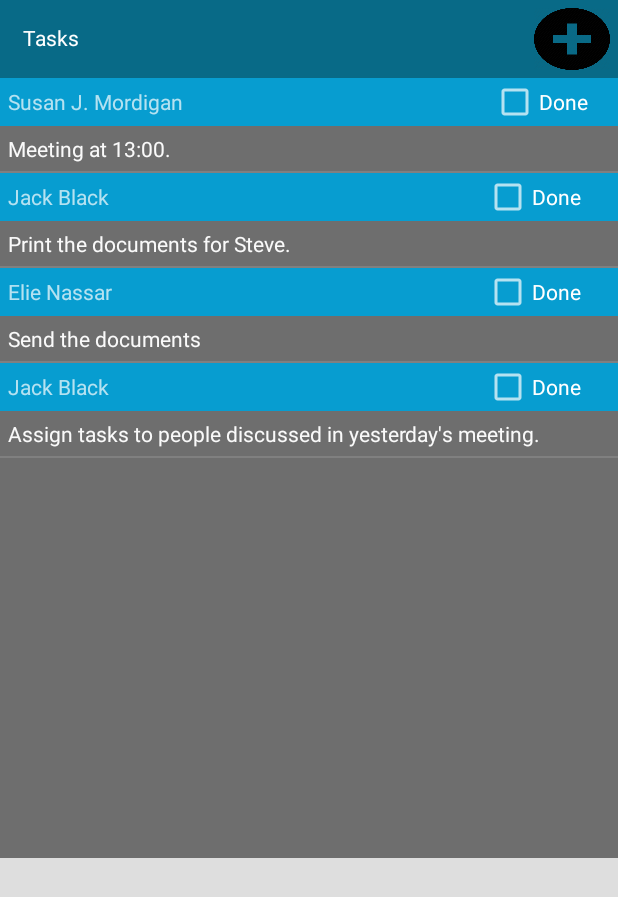
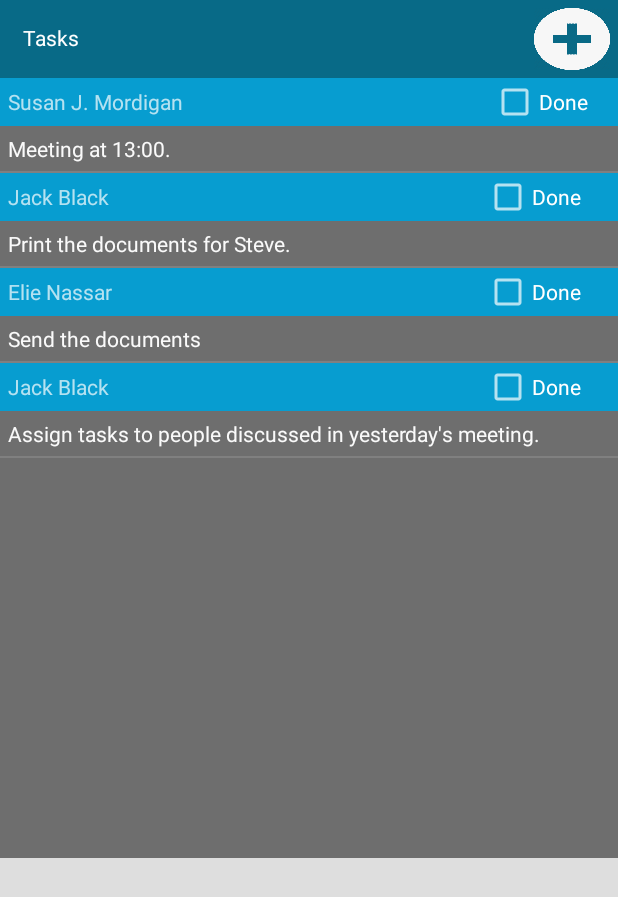
Before and after one commit to Blink184/TreeCommunicationProject, an Android app: the fragment TaskFragment placed in its activity, on a phone screen of 412 x 824 dp. Shown: the top 897 px of the screen. Run offline under Robolectric (Android 15) with nearby library versions, the phone set to English and light mode, and no system bars; libraries missing offline, so code that uses them is left out: com.joooonho; 4 statements that could not run were skipped.

Commit message:
white add btn

```diff
--- a/app/src/main/res/layout/fragment_task.xml
+++ b/app/src/main/res/layout/fragment_task.xml
@@ -40,7 +40,7 @@ android:layout_height="fill_parent">
                 android:textAllCaps="false"
                 android:textColor="@color/kinda_White"
                 android:id="@+id/btnAssignNewTask"
-                android:src="@drawable/add_btn"
+                android:src="@drawable/add_btn_white"
                 android:scaleType="fitXY"
                 android:adjustViewBounds="true"
                 android:layout_margin="5dp"
```
Also changed, not shown: app/src/main/res/drawable/add_btn_white.png (added).
